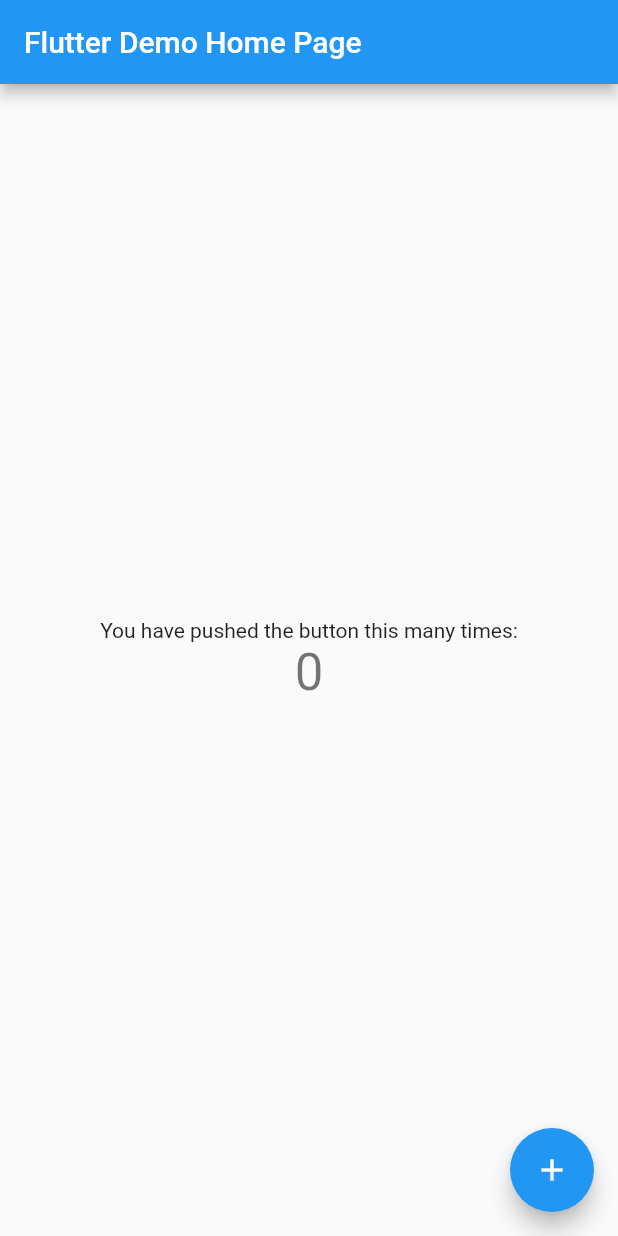
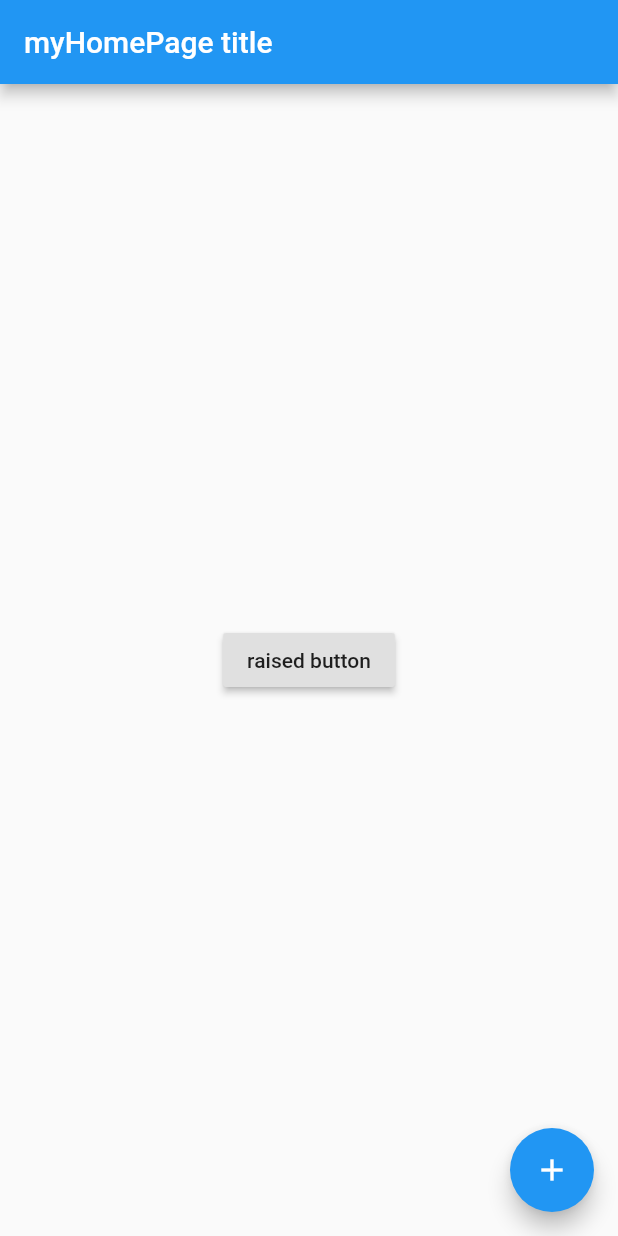
Before and after one commit to rosendolu/flutter-demo, a Flutter app: the screen it shows after launch, on a phone screen of 412 x 824 dp. Run offline on Flutter 3.47's test engine with Material 2 defaults, Android fonts, the phone set to English and light mode, and no system bars.

Commit message:
widget 中获取state 对象；

```diff
--- a/lib/main.dart
+++ b/lib/main.dart
@@ -5,44 +5,27 @@ void main() {
 }
 
 class MyApp extends StatelessWidget {
-  // This widget is the root of your application.
   @override
   Widget build(BuildContext context) {
     return MaterialApp(
       title: 'Flutter Demo',
       theme: ThemeData(
-        // This is the theme of your application.
-        //
-        // Try running your application with "flutter run". You'll see the
-        // application has a blue toolbar. Then, without quitting the app, try
-        // changing the primarySwatch below to Colors.green and then invoke
-        // "hot reload" (press "r" in the console where you ran "flutter run",
-        // or simply save your changes to "hot reload" in a Flutter IDE).
-        // Notice that the counter didn't reset back to zero; the application
-        // is not restarted.
         primarySwatch: Colors.blue,
-        // This makes the visual density adapt to the platform that you run
-        // the app on. For desktop platforms, the controls will be smaller and
-        // closer together (more dense) than on mobile platforms.
         visualDensity: VisualDensity.adaptivePlatformDensity,
       ),
-      home: MyHomePage(title: 'Flutter Demo Home Page'),
+      home: MyHomePage(
+        title: 'myHomePage title',
+        initCount: 100,
+      ),
     );
   }
 }
 
 class MyHomePage extends StatefulWidget {
-  MyHomePage({Key key, this.title}) : super(key: key);
+  MyHomePage({Key key, @required this.title, this.initCount: 0})
+      : super(key: key);
 
-  // This widget is the home page of your application. It is stateful, meaning
-  // that it has a State object (defined below) that contains fields that affect
-  // how it looks.
-
-  // This class is the configuration for the state. It holds the values (in this
-  // case the title) provided by the parent (in this case the App widget) and
-  // used by the build method of the State. Fields in a Widget subclass are
-  // always marked "final".
-
+  final int initCount;
   final String title;
 
   @override
@@ -50,62 +33,59 @@ class MyHomePage extends StatefulWidget {
 }
 
 class _MyHomePageState extends State<MyHomePage> {
-  int _counter = 0;
+  var _counter;
+
+  static GlobalKey<ScaffoldState> _globalKey = GlobalKey();
+
+  @override
+  void initState() {
+    super.initState();
+    _counter = widget.initCount;
+    print('init state');
+    print(_counter);
+  }
 
   void _incrementCounter() {
     setState(() {
-      // This call to setState tells the Flutter framework that something has
-      // changed in this State, which causes it to rerun the build method below
-      // so that the display can reflect the updated values. If we changed
-      // _counter without calling setState(), then the build method would not be
-      // called again, and so nothing would appear to happen.
       _counter++;
     });
   }
 
   @override
   Widget build(BuildContext context) {
-    // This method is rerun every time setState is called, for instance as done
-    // by the _incrementCounter method above.
-    //
-    // The Flutter framework has been optimized to make rerunning build methods
-    // fast, so that you can just rebuild anything that needs updating rather
-    // than having to individually change instances of widgets.
     return Scaffold(
+      key: _globalKey,
       appBar: AppBar(
-        // Here we take the value from the MyHomePage object that was created by
-        // the App.build method, and use it to set our appbar title.
         title: Text(widget.title),
       ),
       body: Center(
-        // Center is a layout widget. It takes a single child and positions it
-        // in the middle of the parent.
-        child: Column(
-          // Column is also a layout widget. It takes a list of children and
-          // arranges them vertically. By default, it sizes itself to fit its
-          // children horizontally, and tries to be as tall as its parent.
-          //
-          // Invoke "debug painting" (press "p" in the console, choose the
-          // "Toggle Debug Paint" action from the Flutter Inspector in Android
-          // Studio, or the "Toggle Debug Paint" command in Visual Studio Code)
-          // to see the wireframe for each widget.
-          //
-          // Column has various properties to control how it sizes itself and
-          // how it positions its children. Here we use mainAxisAlignment to
-          // center the children vertically; the main axis here is the vertical
-          // axis because Columns are vertical (the cross axis would be
-          // horizontal).
-          mainAxisAlignment: MainAxisAlignment.center,
-          children: <Widget>[
-            Text(
-              'You have pushed the button this many times:',
-            ),
-            Text(
-              '$_counter',
-              style: Theme.of(context).textTheme.headline4,
-            ),
-          ],
-        ),
+        // child: Column(
+        //   mainAxisAlignment: MainAxisAlignment.center,
+        //   children: <Widget>[
+        //     Text(
+        //       'You have pushed the button this many times:',
+        //     ),
+        //     Text(
+        //       '$_counter',
+        //       style: Theme.of(context).textTheme.headline4,
+        //     ),
+        //   ],
+        // ),
+        child: new Builder(builder: (context) {
+          return RaisedButton(
+            onPressed: () {
+              // ScaffoldState _state =
+              //     context.findAncestorStateOfType<ScaffoldState>();
+              // ScaffoldState _state = Scaffold.of(context);
+              // _state.showSnackBar(SnackBar(
+              //   content: new Text('snackbar content'),
+              // ));
+              ScaffoldState _state = _globalKey.currentState;
+              _state.openDrawer();
+            },
+            child: new Text('raised button'),
+          );
+        }),
       ),
       floatingActionButton: FloatingActionButton(
         onPressed: _incrementCounter,
@@ -114,4 +94,21 @@ class _MyHomePageState extends State<MyHomePage> {
       ), // This trailing comma makes auto-formatting nicer for build methods.
     );
   }
+
+  @override
+  void didUpdateWidget(MyHomePage oldWidget) {
+    super.didUpdateWidget(oldWidget);
+    print('update widget');
+  }
+
+  @override
+  void didChangeDependencies() {
+    super.didChangeDependencies();
+  }
+
+  @override
+  void deactivate() {
+    super.deactivate();
+    print('deactive widget ');
+  }
 }
```
Also changed, not shown: 1 other file.
